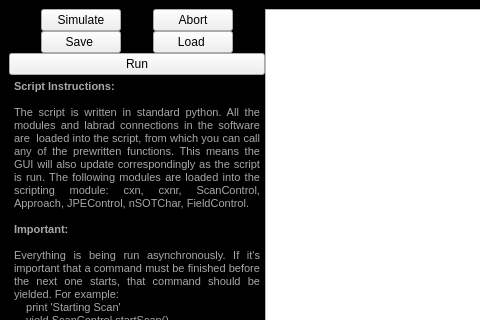
afylab/nanoSQUID-Scanning-Software, file GUI/ScriptingModule/Scripting.ui: the form before one commit; both pictures show x 0 to 480 and y 0 to 320 of the 862 by 599 pixel window.
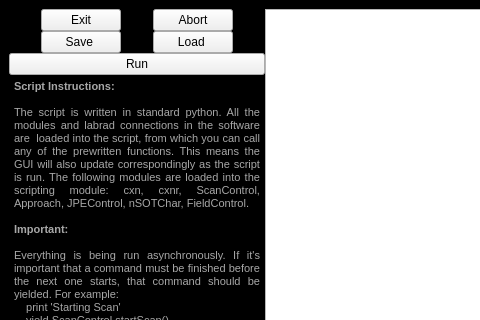
The form after the commit. Icons and pictures are not drawn.

Commit message: Periodic updates including adding exit button to scripting and improvements to scan module

Patch:
```diff
--- a/GUI/ScriptingModule/Scripting.ui
+++ b/GUI/ScriptingModule/Scripting.ui
@@ -131,7 +131,7 @@
              </sizepolicy>
             </property>
             <property name="text">
-             <string>Simulate</string>
+             <string>Exit</string>
             </property>
            </widget>
           </item>
```
Left out of the diff: 4 changed lines with no effect on the pictures. The commit also changes 4 other files.
